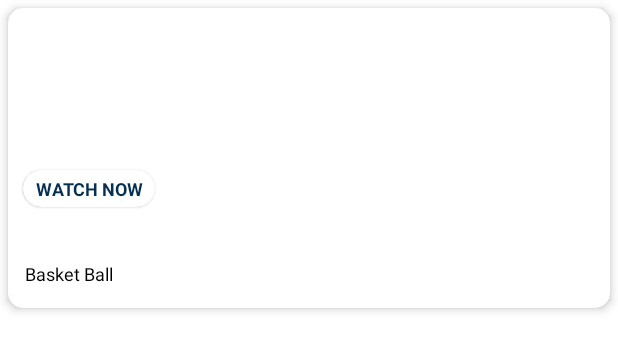
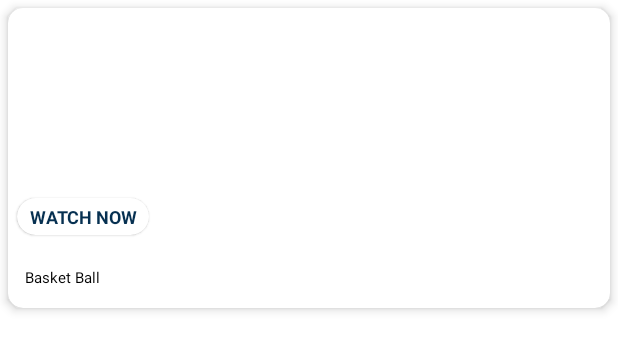
Before and after one commit to riteshhon/Diploma_Mate, an Android app: the layout item_homeslider.xml on its own in the app's theme, with its tools: preview values and no code run, on a phone screen of 412 x 824 dp. Shown: the top 351 px of the screen. Run offline under Robolectric (Android 15) with nearby library versions, the phone set to English and light mode, and no system bars; network calls fail.

Commit message:
ui change

```diff
--- a/app/src/main/res/layout/item_homeslider.xml
+++ b/app/src/main/res/layout/item_homeslider.xml
@@ -31,8 +31,8 @@
             <com.google.android.material.card.MaterialCardView
                 android:layout_width="wrap_content"
                 android:layout_height="wrap_content"
-                android:layout_marginStart="10dp"
-                android:layout_marginTop="100dp"
+                android:layout_marginStart="6dp"
+                android:layout_marginTop="120dp"
                 app:cardCornerRadius="16dp">
 
                 <TextView
@@ -57,13 +57,13 @@
                 android:layout_width="match_parent"
                 android:layout_height="wrap_content"
                 android:layout_marginStart="5dp"
-                android:layout_marginTop="30dp"
+                android:layout_marginTop="15dp"
                 android:layout_marginEnd="5dp"
                 android:background="#FFFFFF"
                 android:padding="6dp"
                 android:text="Basket Ball"
                 android:textColor="@color/black"
-                android:textSize="12dp"/>
+                android:textSize="10dp"/>
 
         </LinearLayout>
 
```
